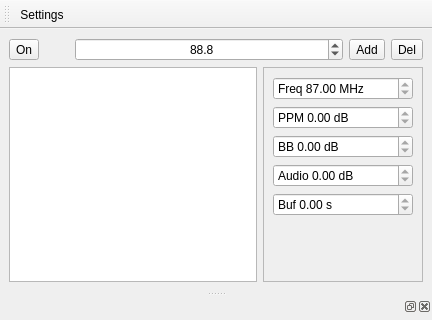
huseyinkozan/softfm-gui, file MainWindow.ui: the form before one commit; both pictures show x 0 to 432 and y 0 to 320 of the 432 by 575 pixel window.
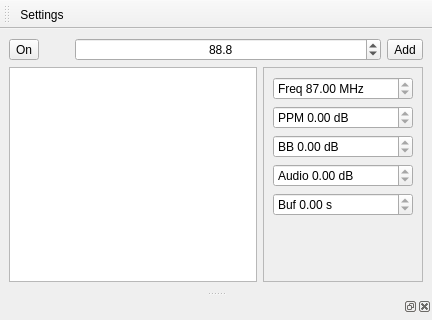
The form after the commit. Icons and pictures are not drawn.

```diff
--- a/MainWindow.ui
+++ b/MainWindow.ui
@@ -96,20 +96,6 @@
         </property>
        </widget>
       </item>
-      <item>
-       <widget class="QToolButton" name="removeButton">
-        <property name="text">
-         <string>Del</string>
-        </property>
-        <property name="icon">
-         <iconset resource="resources/images/images.qrc">
-          <normaloff>:/images/close.svg</normaloff>:/images/close.svg</iconset>
-        </property>
-        <property name="toolButtonStyle">
-         <enum>Qt::ToolButtonTextBesideIcon</enum>
-        </property>
-       </widget>
-      </item>
      </layout>
     </item>
     <item>
```
Left out of the diff: 15 changed lines with no effect on the pictures.
